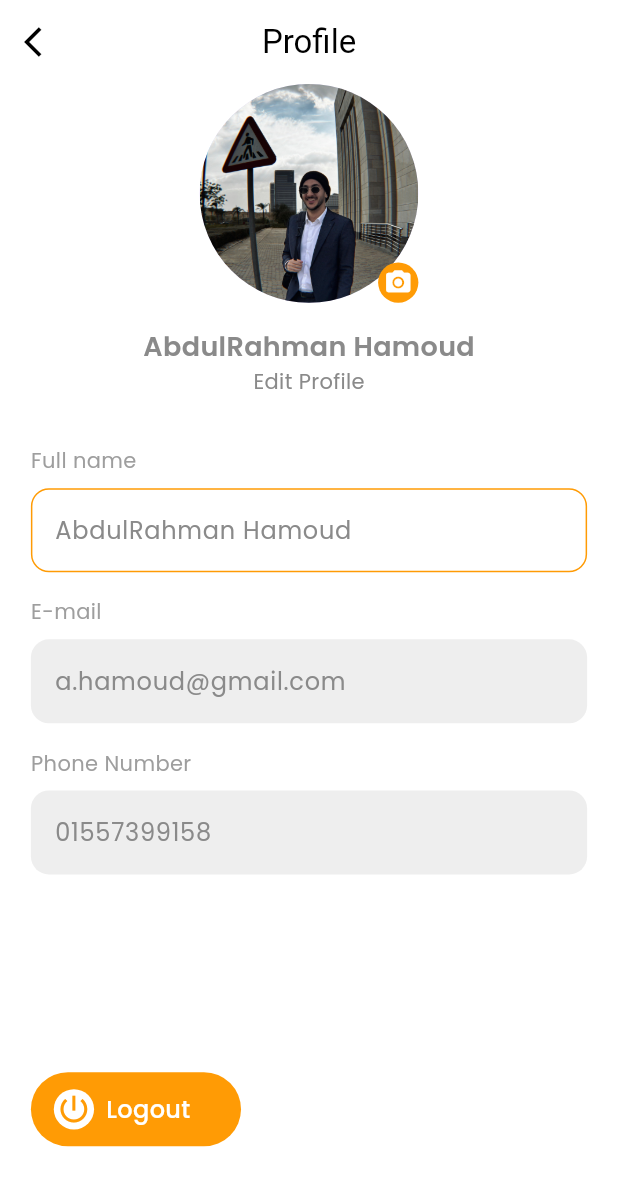
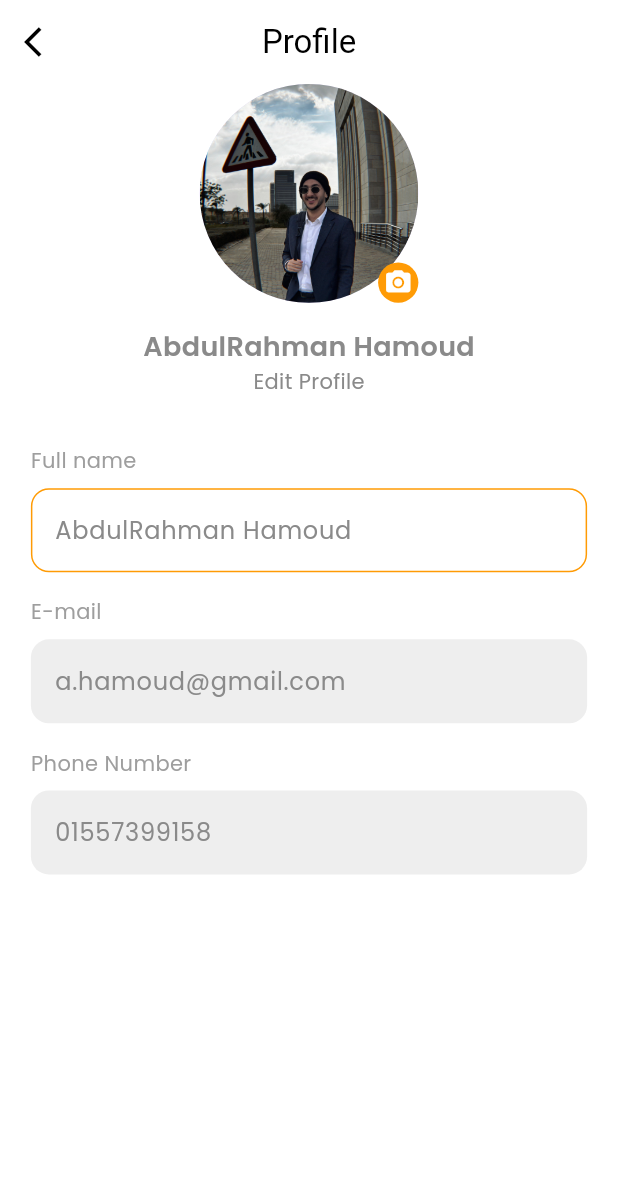
Before and after one commit to aiibd3/forksy_recipe_sharing_app, a Flutter app: the _LayoutPageBody screen opened directly, item 2 of the bottom bar chosen, after a tap on "AbdulRahman Hamoud", on a phone screen of 412 x 824 dp. Shown: the top 1186 px of the screen. Run offline on Flutter 3.47's test engine with Material 3 defaults, Android fonts, the phone set to English and light mode, and no system bars; our stand-ins replace animate_do, animated_bottom_navigation_bar, cloud_firestore, firebase_auth, firebase_core, flutter_bloc and 9 more; missing offline and left inert: easy_loading_button, enefty_icons; accounts and stored records are empty; statements that could not run were skipped.

Commit message:
finished auth feature

```diff
--- a/lib/features/auth/presentation/pages/login_page.dart
+++ b/lib/features/auth/presentation/pages/login_page.dart
@@ -1,5 +1,6 @@
 import 'package:flutter/material.dart';
 import 'package:flutter_bloc/flutter_bloc.dart';
+import 'package:forksy/core/extensions/context_extension.dart';
 import 'package:forksy/core/utils/logs_manager.dart';
 import 'package:google_fonts/google_fonts.dart';
 import 'package:responsive_sizer/responsive_sizer.dart';
@@ -24,10 +25,13 @@ class LoginPage extends StatelessWidget {
       child: BlocConsumer<AuthCubit, AuthState>(
         listener: (context, state) {
           if (state is Authenticated) {
-            // Navigate to home screen on successful login
-            Navigator.pushReplacementNamed(context, RoutesName.layout);
+            context.goToNamed(RoutesName.layout);
+            ScaffoldMessenger.of(context).showSnackBar(
+              const SnackBar(
+                content: Text("Login successfully"),
+              ),
+            );
           } else if (state is AuthError) {
-            // Show error message as snackbar
             ScaffoldMessenger.of(context).showSnackBar(
               SnackBar(content: Text(state.error)),
             );
@@ -149,8 +153,7 @@ class _LoginPageBody extends StatelessWidget {
                     const SizedBox(width: 5),
                     GestureDetector(
                       onTap: () {
-                        Navigator.pushReplacementNamed(
-                            context, RoutesName.register);
+                        context.goToReplace(RoutesName.register);
                       },
                       child: Text(
                         "Register",
--- a/lib/features/auth/presentation/pages/register_page.dart
+++ b/lib/features/auth/presentation/pages/register_page.dart
@@ -1,7 +1,6 @@
 import 'package:flutter/material.dart';
 import 'package:flutter_bloc/flutter_bloc.dart';
 import 'package:forksy/core/extensions/context_extension.dart';
-import 'package:go_router/go_router.dart';
 import 'package:google_fonts/google_fonts.dart';
 import 'package:responsive_sizer/responsive_sizer.dart';
 
@@ -27,9 +26,14 @@ class RegisterPage extends StatelessWidget {
         listener: (context, state) {
           if (state is Authenticated) {
             // Navigate to home screen on successful registration
-            Navigator.pushReplacementNamed(context, RoutesName.layout);
+            LogsManager.info("Registration successful!");
+            context.goToReplace(RoutesName.auth);
+            ScaffoldMessenger.of(context).showSnackBar(
+              const SnackBar(content: Text("Registration successful!")),
+            );
           } else if (state is AuthError) {
             // Show error message using SnackBar
+            LogsManager.error(state.error);
             ScaffoldMessenger.of(context).showSnackBar(
               SnackBar(content: Text(state.error)),
             );
@@ -56,19 +60,10 @@ class _RegisterPageBody extends StatelessWidget {
         backgroundColor: AppColors.primaryColor,
         centerTitle: true,
         title: Text(
-          "Register",
+          "Login".toUpperCase(),
           style: GoogleFonts.aBeeZee().copyWith(
             color: Colors.white,
             fontSize: 20.sp,
-          ),
-        ),
-        leading: IconButton(
-          onPressed: () {
-            context.pop();
-          },
-          icon: const Icon(
-            Icons.arrow_back_ios_new_rounded,
-            color: Colors.white,
           ),
         ),
       ),
--- a/lib/features/layout/presentation/pages/layout_page.dart
+++ b/lib/features/layout/presentation/pages/layout_page.dart
@@ -36,7 +36,7 @@ class _LayoutPageBody extends StatelessWidget {
         var cubit = LayoutCubit.get(context);
 
         return Scaffold(
-          backgroundColor: AppColors.whiteColor,
+          backgroundColor: AppColors.bgColor,
           extendBody: true,
           floatingActionButtonLocation:
               FloatingActionButtonLocation.centerDocked,
--- a/lib/features/layout/presentation/pages/profile_tab.dart
+++ b/lib/features/layout/presentation/pages/profile_tab.dart
@@ -28,20 +28,32 @@ class _ProfileTabState extends State<ProfileTab> {
           child: Container(
             color: AppColors.whiteColor,
             padding: EdgeInsets.symmetric(horizontal: 16, vertical: 2.h),
-            child: Text(
-              "Account",
-              style: AppFontStyles.poppins600_20,
+            child: Align(
+              alignment: Alignment.center,
+              child: Text(
+                "Account",
+                style: AppFontStyles.poppins600_20,
+              ),
             ),
           ),
         ),
         SliverToBoxAdapter(
+            child: SizedBox(
+          height: 2.h,
+        )),
+        SliverToBoxAdapter(
           child: ProfileCard(
             name: 'AbdulRahman Hamoud',
             role: 'Flutter Developer',
-            imageUrl: 'assets/images/logo_forksy.png',
+            imageUrl: 'assets/images/hamoud.jpg',
             onTap: () {
               context.goToNamed(RoutesName.profileFullPath);
             },
+          ),
+        ),
+        SliverToBoxAdapter(
+          child: SizedBox(
+            height: 2.h,
           ),
         ),
         const SliverToBoxAdapter(
--- a/lib/features/layout/presentation/widgets/profile/profile_card.dart
+++ b/lib/features/layout/presentation/widgets/profile/profile_card.dart
@@ -23,9 +23,9 @@ class ProfileCard extends StatelessWidget {
     return GestureDetector(
       onTap: onTap,
       child: Container(
-        height: 10.h,
+        height: 12.h,
         width: 100.w,
-        margin: const EdgeInsets.symmetric(horizontal: 16.0, vertical: 8.0),
+        margin: EdgeInsets.symmetric(horizontal: 4.w, vertical: 1.h),
         padding: const EdgeInsets.all(12.0),
         decoration: BoxDecoration(
           color: AppColors.whiteColor,
@@ -44,8 +44,8 @@ class ProfileCard extends StatelessWidget {
               borderRadius: BorderRadius.circular(50),
               child: Image.asset(
                 imageUrl,
-                width: 60,
-                height: 60,
+                width: 75,
+                height: 75,
                 fit: BoxFit.cover,
               ),
             ),
--- a/lib/features/layout/presentation/widgets/profile/setting_list_item.dart
+++ b/lib/features/layout/presentation/widgets/profile/setting_list_item.dart
@@ -1,5 +1,6 @@
 // import 'package:easy_localization/easy_localization.dart' hide TextDirection;
 import 'package:flutter/material.dart';
+import 'package:responsive_sizer/responsive_sizer.dart';
 
 import '../../../../../core/theme/app_colors.dart';
 import '../../../../../core/theme/app_font_styles.dart';
@@ -18,24 +19,33 @@ class SettingsListItem extends StatelessWidget {
 
   @override
   Widget build(BuildContext context) {
-    return GestureDetector(
+    return SizedBox(
+      height: 8.h,
+      child: Card(
+        color: AppColors.whiteColor,
+        elevation: 0.0,
+        shadowColor: Colors.transparent,
+        shape: RoundedRectangleBorder(
+          borderRadius: BorderRadius.circular(10),
+        ),
+        child: GestureDetector(
           onTap: onTap,
           child: Padding(
-        padding: const EdgeInsets.symmetric(vertical: 8.0),
+            padding: EdgeInsets.symmetric(horizontal: 4.w, vertical: 1.h),
             child: Row(
               children: [
                 Icon(
                   icon,
                   color: AppColors.primaryColor,
                 ),
-            const SizedBox(
-              width: 10,
+                SizedBox(
+                  width: 4.w,
                 ),
                 Text(
                   title,
                   style: AppFontStyles.poppins400_16,
                 ),
-            const Spacer(),
+                // const Spacer(),
                 // Directionality(
                 //   textDirection: TextDirection.ltr,
                 //   child: Icon(
@@ -49,6 +59,8 @@ class SettingsListItem extends StatelessWidget {
               ],
             ),
           ),
+        ),
+      ),
     );
   }
 }
--- a/lib/features/layout/presentation/widgets/profile/settings_section.dart
+++ b/lib/features/layout/presentation/widgets/profile/settings_section.dart
@@ -1,11 +1,16 @@
+import 'dart:developer';
+
 import 'package:enefty_icons/enefty_icons.dart';
 import 'package:flutter/material.dart';
 import 'package:flutter_bloc/flutter_bloc.dart';
+import 'package:forksy/core/extensions/context_extension.dart';
 import 'package:forksy/core/extensions/widget_extension.dart';
+import 'package:forksy/core/routing/routes_name.dart';
 import 'package:forksy/features/layout/presentation/widgets/profile/setting_list_item.dart';
 import 'package:responsive_sizer/responsive_sizer.dart';
 
 import '../../../../../core/theme/app_colors.dart';
+import '../../../../../core/theme/app_font_styles.dart';
 import '../../cubit/layout_cubit.dart';
 
 class SettingsSection extends StatelessWidget {
@@ -18,68 +23,56 @@ class SettingsSection extends StatelessWidget {
       child: BlocBuilder<LayoutCubit, LayoutState>(
         builder: (context, state) {
           return Container(
-            constraints: BoxConstraints(maxHeight: 80.h), // Constrain height
+            constraints: BoxConstraints(maxHeight: 80.h),
             child: SingleChildScrollView(
               child: Column(
                 children: [
-                  SizedBox(height: 2.h),
                   SettingsListItem(
                     onTap: () {
-                      // context.goToNamed(RoutesName.myAddressFullPath);
+                      // Handle language change
                     },
-                    title: "Addresses",
-                    icon: EneftyIcons.location_add_bold,
+                    title: "Language",
+                    icon: EneftyIcons.language_square_outline,
                   ),
-                  SizedBox(height: 2.h),
+                  SizedBox(height: 1.h),
                   const Divider(
                     height: 1,
                     thickness: 0.5,
                     color: AppColors.secondaryColor,
                   ),
-                  SizedBox(height: 2.h),
+                  SizedBox(height: 1.h),
                   SettingsListItem(
-                    onTap: () {
-                      // Handle language change
-                    },
-                    title: "Language",
-                    icon: EneftyIcons.language_circle_bold,
+                    onTap: () {},
+                    title: "Likes",
+                    icon: EneftyIcons.lovely_outline,
                   ),
-                  SizedBox(height: 2.h),
+                  SizedBox(height: 1.h),
                   const Divider(
                     height: 1,
                     thickness: 0.5,
                     color: AppColors.secondaryColor,
                   ),
-                  SizedBox(height: 2.h),
+                  SizedBox(height: 1.h),
                   SettingsListItem(
                     onTap: () {},
-                    title: "Privacy",
-                    icon: EneftyIcons.text_block_bold,
+                    title: "Saves",
+                    icon: EneftyIcons.save_2_outline,
                   ),
-                  SizedBox(height: 2.h),
+                  SizedBox(height: 1.h),
                   const Divider(
                     height: 1,
                     thickness: 0.5,
                     color: AppColors.secondaryColor,
                   ),
-                  SizedBox(height: 2.h),
+                  SizedBox(height: 1.h),
                   SettingsListItem(
                     onTap: () {},
-                    title: "Saves",
-                    icon: EneftyIcons.text_block_bold,
+                    title: "Privacy",
+                    icon: EneftyIcons.text_block_outline,
                   ),
-                  SizedBox(height: 2.h),
-                  const Divider(
-                    height: 1,
-                    thickness: 0.5,
-                    color: AppColors.secondaryColor,
-                  ),
-                  SizedBox(height: 2.h),
-                  SettingsListItem(
-                    onTap: () {},
-                    title: "Likes",
-                    icon: EneftyIcons.text_block_bold,
-                  ),
+                  SizedBox(height: 10.h),
+                  buildLogoutButton(context),
+                  SizedBox(height: 1.h),
                 ],
               ).setPageHorizontalPadding(),
             ),
@@ -89,3 +82,52 @@ class SettingsSection extends StatelessWidget {
     );
   }
 }
+
+Widget buildLogoutButton(BuildContext context) {
+  return Align(
+    // alignment: context.locale.languageCode == 'ar'
+    //     ? Alignment.centerRight
+    //     : Alignment.centerLeft,
+    alignment: Alignment.centerLeft,
+    child: GestureDetector(
+      onTap: () {
+        log("User logged out");
+        // todo -> Navigate to the login screen or perform logout logic
+        context.removeAllAndPush(RoutesName.layout, arguments: RoutesName.auth);
+        // context.goBackUntil(RoutesName.auth);
+      },
+      child: Container(
+        padding: EdgeInsets.symmetric(horizontal: 16.sp),
+        decoration: BoxDecoration(
+          color: AppColors.primaryColor,
+          borderRadius: BorderRadius.circular(50),
+        ),
+        height: 6.h,
+        // width: context.locale.languageCode == 'ar' ? 37.w : 34.w,
+        width: 34.w,
+        child: Row(
+          mainAxisAlignment: MainAxisAlignment.start,
+          crossAxisAlignment: CrossAxisAlignment.center,
+          children: [
+            CircleAvatar(
+              radius: 15.sp,
+              backgroundColor: AppColors.whiteColor,
+              child: Icon(
+                Icons.power_settings_new,
+                size: 20.sp,
+                color: AppColors.primaryColor,
+              ),
+            ),
+            const SizedBox(width: 8),
+            Text(
+              "Logout",
+              style: AppFontStyles.poppins500_16.copyWith(
+                color: AppColors.whiteColor,
+              ),
+            ),
+          ],
+        ),
+      ),
+    ),
+  );
+}
--- a/lib/features/profile/presentation/pages/profile_page.dart
+++ b/lib/features/profile/presentation/pages/profile_page.dart
@@ -1,11 +1,9 @@
-import 'dart:developer';
 
 import 'package:flutter/material.dart';
 import 'package:flutter_bloc/flutter_bloc.dart';
 import 'package:forksy/core/theme/app_colors.dart';
 import 'package:responsive_sizer/responsive_sizer.dart';
 
-import '../../../../core/theme/app_font_styles.dart';
 import '../../../../core/widgets/custom_text_field.dart';
 import '../cubit/profile_cubit.dart';
 import '../widgets/profile_avatar.dart';
@@ -76,9 +74,6 @@ class _ProfilePageBody extends StatelessWidget {
                     initialValue: '01557399158',
                     isEditable: false,
                   ),
-                  SizedBox(height: 16.h),
-                  buildLogoutButton(context),
-                  SizedBox(height: 4.h),
                 ],
               ),
             ],
@@ -88,50 +83,3 @@ class _ProfilePageBody extends StatelessWidget {
     );
   }
 }
-
-Widget buildLogoutButton(BuildContext context) {
-  return Align(
-    // alignment: context.locale.languageCode == 'ar'
-    //     ? Alignment.centerRight
-    //     : Alignment.centerLeft,
-    alignment:  Alignment.centerLeft,
-    child: GestureDetector(
-      onTap: () {
-        log("User logged out");
-        // todo -> Navigate to the login screen or perform logout logic
-      },
-      child: Container(
-        padding: EdgeInsets.symmetric(horizontal: 16.sp),
-        decoration: BoxDecoration(
-          color: AppColors.primaryColor,
-          borderRadius: BorderRadius.circular(50),
-        ),
-        height: 6.h,
-        // width: context.locale.languageCode == 'ar' ? 37.w : 34.w,
-        width: 34.w,
-        child: Row(
-          mainAxisAlignment: MainAxisAlignment.start,
-          crossAxisAlignment: CrossAxisAlignment.center,
-          children: [
-            CircleAvatar(
-              radius: 15.sp,
-              backgroundColor: AppColors.whiteColor,
-              child: Icon(
-                Icons.power_settings_new,
-                size: 20.sp,
-                color: AppColors.primaryColor,
-              ),
-            ),
-            const SizedBox(width: 8),
-            Text(
-              "Logout",
-              style: AppFontStyles.poppins500_16.copyWith(
-                color: AppColors.whiteColor,
-              ),
-            ),
-          ],
-        ),
-      ),
-    ),
-  );
-}
```
Lines whose indentation alone changed are shown as unchanged.
